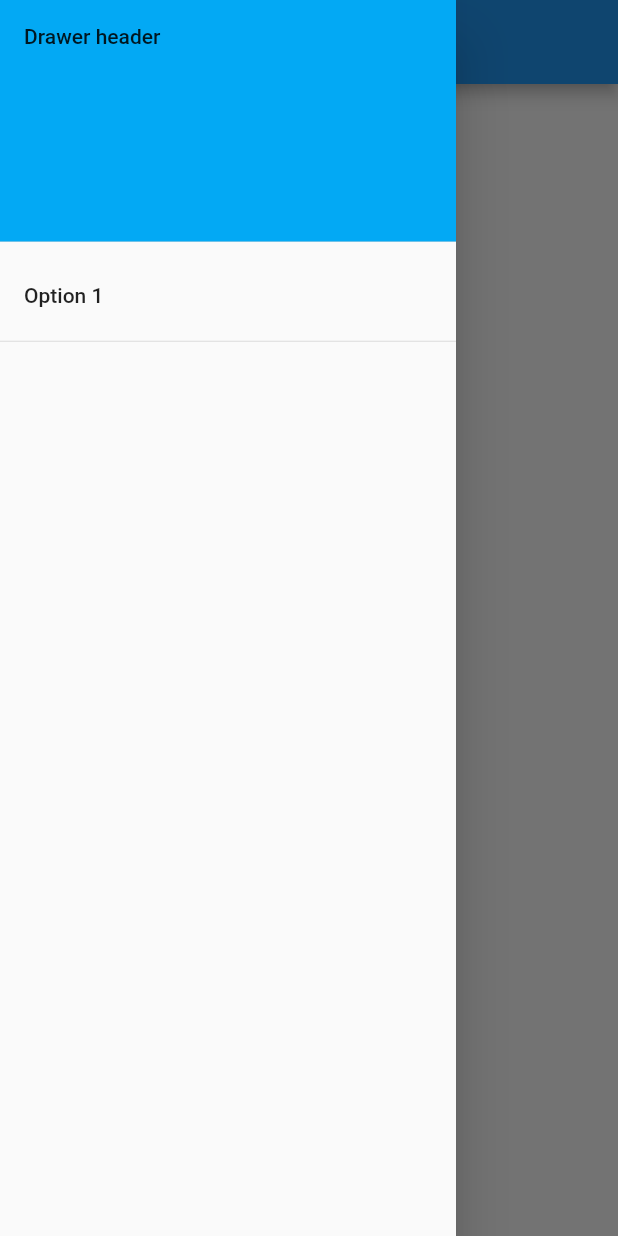
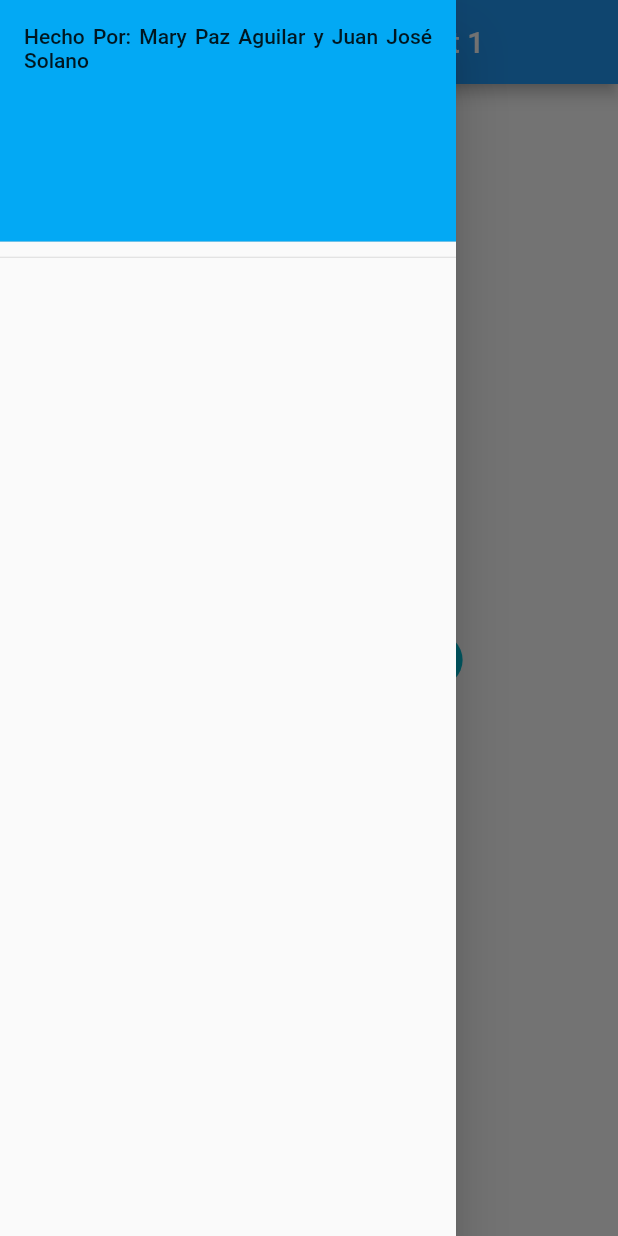
Before and after one commit to marypaz98/proyecto_corto_1, a Flutter app: the screen it shows after launch, with the side drawer open, on a phone screen of 412 x 824 dp. Run offline on Flutter 3.47's test engine with Material 2 defaults, Android fonts, the phone set to English and light mode, and no system bars; our stand-ins replace charts_flutter.

Commit message:
[Finish]: MainWindow
Eliminated test windows

```diff
--- a/lib/main.dart
+++ b/lib/main.dart
@@ -14,23 +14,19 @@ class Home extends StatelessWidget {
   Widget build(BuildContext context) {
     return Scaffold(
       appBar: AppBar(
-        title: Text("Data viualization"),
+        title: Text("Data viualization Project 1"),
         centerTitle: true,
       ),
       drawer: Drawer(
         child: ListView(
           children: <Widget>[
             DrawerHeader(
-              child: Text("Drawer header"),
+              child: Text("Hecho Por: "
+                  "Mary Paz Aguilar y Juan José Solano",
+                textAlign: TextAlign.justify,),
               decoration: BoxDecoration(
                 color: Colors.lightBlue
               ),
-            ),
-            ListTile(
-              title: Text("Option 1"),
-              onTap: (){
-
-              },
             ),
             Divider(height:5,)
           ],
@@ -40,10 +36,8 @@ class Home extends StatelessWidget {
         child: Column(
           mainAxisAlignment: MainAxisAlignment.center,
           children: createButtons(context, Colors.cyan, [
-            ["Bars", Bars()],
-            ["Bubble", Bubble.withSampleData()],
-            ["Line-Bar",lineBar.withSampleData()],
-            ["Area-line", AreaLine.withSampleData()],
+            ["Bubble View", Bubble.withSampleData()],
+            ["Line-Bar View",lineBar.withSampleData()],
             ["Radar View", RadarChart.withSampleData()]
           ])
         ),
```
